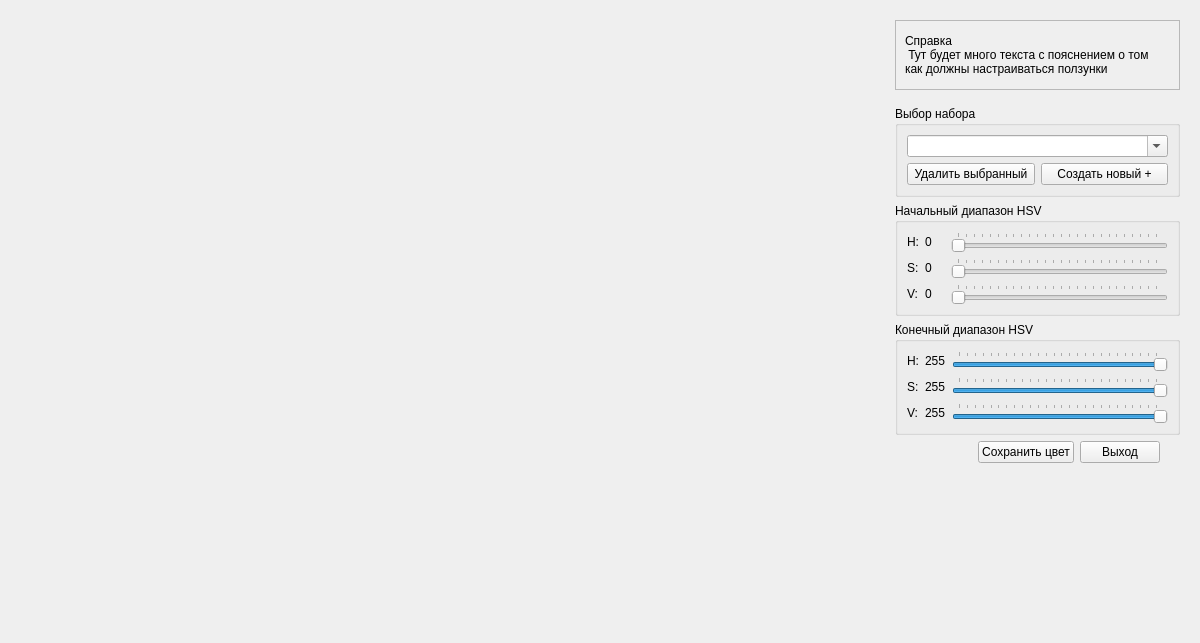
Above: data/ui/color_range_settings_window.ui from gg-master/VISDOM_project before the change. Below: the same form after it.
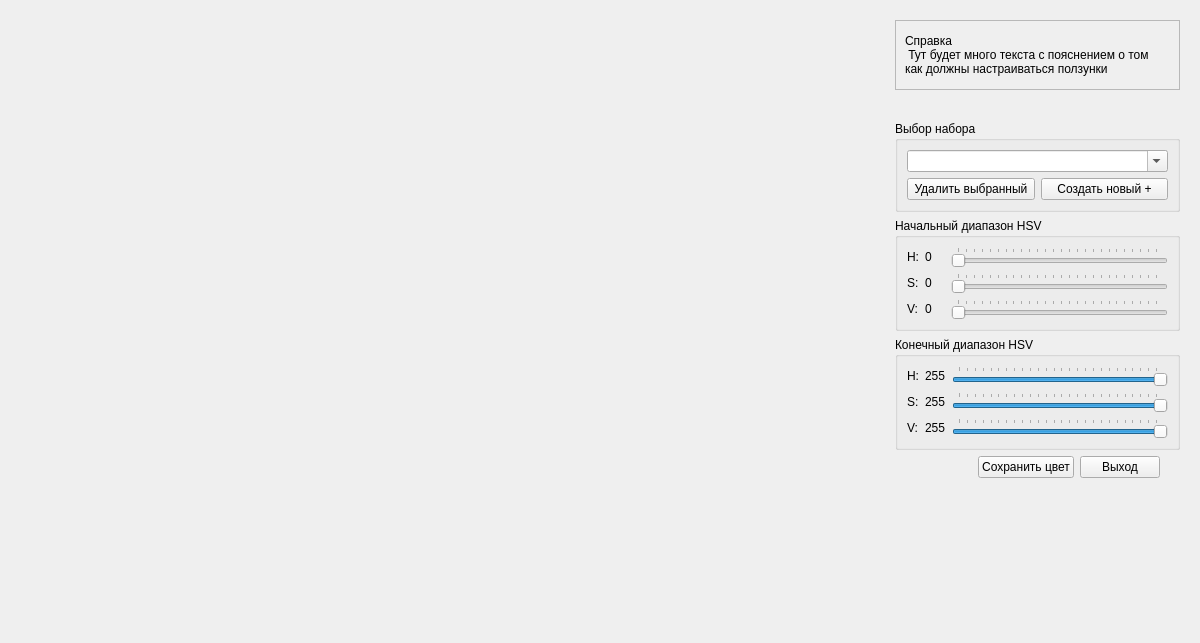
That is the form after the change. Custom widgets are drawn as their Qt base class.

Commit message: Тестирую вариант с сохранением цветов и предупреждением о несохранении.

Diff of the .ui file:
```diff
--- a/data/ui/color_range_settings_window.ui
+++ b/data/ui/color_range_settings_window.ui
@@ -115,10 +115,23 @@
           <property name="sizeHint" stdset="0">
            <size>
             <width>20</width>
+            <height>5</height>
+           </size>
+          </property>
+         </spacer>
+        </item>
+        <item>
+         <widget class="QLabel" name="statusBar">
+          <property name="minimumSize">
+           <size>
+            <width>0</width>
             <height>10</height>
            </size>
           </property>
-         </spacer>
+          <property name="text">
+           <string/>
+          </property>
+         </widget>
         </item>
         <item>
          <widget class="QGroupBox" name="groupBox_3">
@@ -576,6 +589,13 @@
    </item>
   </layout>
  </widget>
+ <customwidgets>
+  <customwidget>
+   <class>ColorRangeComboBox</class>
+   <extends>QComboBox</extends>
+   <header>modules.myQElements</header>
+  </customwidget>
+ </customwidgets>
  <resources/>
  <connections/>
 </ui>
```
Left out of the diff: 2 changed lines with no effect on the pictures. The commit also changes 2 other files.
